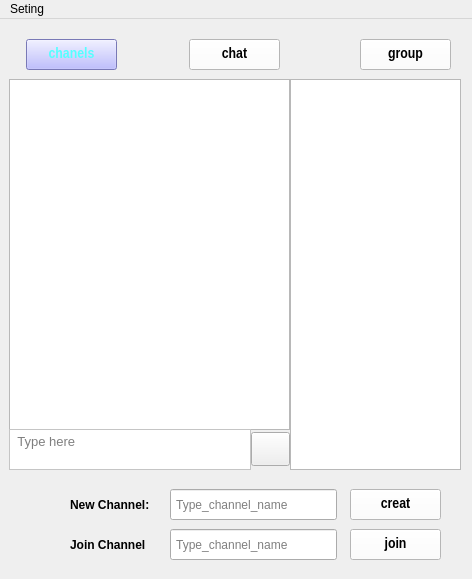
This is jamin-gram/channel.ui in raminLgh/jamin-gram as Qt 5 draws it before an edit. The edited form follows.
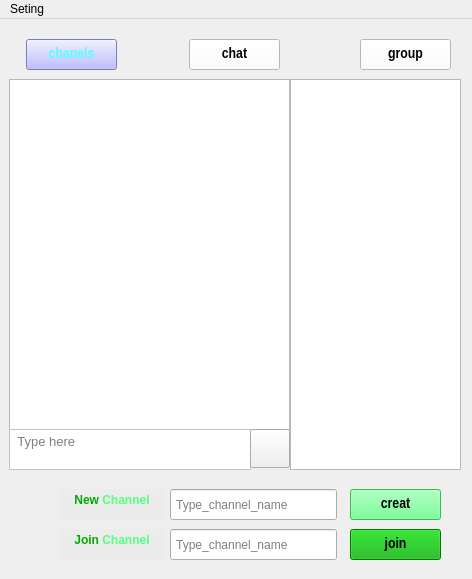
This is the edited form. Icons and pictures are not drawn.

Commit message: working on channel page and complete some action

The edit to the form file:
```diff
--- a/jamin-gram/channel.ui
+++ b/jamin-gram/channel.ui
@@ -13,6 +13,13 @@
   <property name="windowTitle">
    <string>MainWindow</string>
   </property>
+  <property name="windowIcon">
+   <iconset resource="aks.qrc">
+    <normaloff>:/photo/image/Screenshot_20230626_132056_Chrome.jpg</normaloff>:/photo/image/Screenshot_20230626_132056_Chrome.jpg</iconset>
+  </property>
+  <property name="styleSheet">
+   <string notr="true"/>
+  </property>
   <widget class="QWidget" name="centralwidget">
    <widget class="QPushButton" name="grouppb">
     <property name="geometry">
@@ -147,32 +154,12 @@
      </font>
     </property>
     <property name="styleSheet">
-     <string notr="true">background-color: rgb(255, 255, 255);</string>
+     <string notr="true">background-color: rgb(0, 170, 0);</string>
     </property>
     <property name="text">
      <string>join</string>
     </property>
    </widget>
-   <widget class="QLabel" name="label_3">
-    <property name="geometry">
-     <rect>
-      <x>70</x>
-      <y>470</y>
-      <width>81</width>
-      <height>31</height>
-     </rect>
-    </property>
-    <property name="font">
-     <font>
-      <pointsize>9</pointsize>
-      <weight>75</weight>
-      <bold>true</bold>
-     </font>
-    </property>
-    <property name="text">
-     <string>New Channel:</string>
-    </property>
-   </widget>
    <widget class="QPushButton" name="channelpb">
     <property name="geometry">
      <rect>
@@ -251,22 +238,6 @@
      <string> Type here</string>
     </property>
    </widget>
-   <widget class="QPushButton" name="sendpb">
-    <property name="geometry">
-     <rect>
-      <x>251</x>
-      <y>413</y>
-      <width>39</width>
-      <height>34</height>
-     </rect>
-    </property>
-    <property name="styleSheet">
-     <string notr="true">border-image: url(:/salam/aks/Screenshot_20230625_074115_Bale.jpg);</string>
-    </property>
-    <property name="text">
-     <string/>
-    </property>
-   </widget>
    <widget class="QPushButton" name="creatpb">
     <property name="geometry">
      <rect>
@@ -285,32 +256,12 @@
      </font>
     </property>
     <property name="styleSheet">
-     <string notr="true">background-color: rgb(255, 255, 255);</string>
+     <string notr="true">background-color: rgb(85, 255, 127);</string>
     </property>
     <property name="text">
      <string>creat</string>
     </property>
    </widget>
-   <widget class="QLabel" name="label_4">
-    <property name="geometry">
-     <rect>
-      <x>70</x>
-      <y>510</y>
-      <width>81</width>
-      <height>31</height>
-     </rect>
-    </property>
-    <property name="font">
-     <font>
-      <pointsize>9</pointsize>
-      <weight>75</weight>
-      <bold>true</bold>
-     </font>
-    </property>
-    <property name="text">
-     <string>Join Channel</string>
-    </property>
-   </widget>
    <widget class="QLineEdit" name="cr_chanel_lineEdit">
     <property name="geometry">
      <rect>
@@ -327,6 +278,100 @@
      <string> Type_channel_name</string>
     </property>
    </widget>
+   <widget class="QLabel" name="label">
+    <property name="geometry">
+     <rect>
+      <x>20</x>
+      <y>470</y>
+      <width>31</width>
+      <height>31</height>
+     </rect>
+    </property>
+    <property name="styleSheet">
+     <string notr="true">border-image: url(:/photo/image/Screenshot_20230626_132056_Chrome.jpg);</string>
+    </property>
+    <property name="text">
+     <string/>
+    </property>
+   </widget>
+   <widget class="QLabel" name="label_2">
+    <property name="geometry">
+     <rect>
+      <x>20</x>
+      <y>510</y>
+      <width>31</width>
+      <height>31</height>
+     </rect>
+    </property>
+    <property name="styleSheet">
+     <string notr="true">border-image: url(:/photo/image/Screenshot_20230626_132056_Chrome.jpg);</string>
+    </property>
+    <property name="text">
+     <string/>
+    </property>
+   </widget>
+   <widget class="QPushButton" name="pushButton">
+    <property name="geometry">
+     <rect>
+      <x>250</x>
+      <y>410</y>
+      <width>40</width>
+      <height>39</height>
+     </rect>
+    </property>
+    <property name="styleSheet">
+     <string notr="true">border-image: url(:/photo/image/Screenshot_20230625_074115_Bale.jpg);</string>
+    </property>
+    <property name="text">
+     <string/>
+    </property>
+   </widget>
+   <widget class="QTextEdit" name="textEdit">
+    <property name="geometry">
+     <rect>
+      <x>60</x>
+      <y>470</y>
+      <width>104</width>
+      <height>31</height>
+     </rect>
+    </property>
+    <property name="styleSheet">
+     <string notr="true">background-color: rgb(236, 236, 236);</string>
+    </property>
+    <property name="frameShape">
+     <enum>QFrame::NoFrame</enum>
+    </property>
+    <property name="html">
+     <string>&lt;!DOCTYPE HTML PUBLIC &quot;-//W3C//DTD HTML 4.0//EN&quot; &quot;http://www.w3.org/TR/REC-html40/strict.dtd&quot;&gt;
+&lt;html&gt;&lt;head&gt;&lt;meta name=&quot;qrichtext&quot; content=&quot;1&quot; /&gt;&lt;style type=&quot;text/css&quot;&gt;
+p, li { white-space: pre-wrap; }
+&lt;/style&gt;&lt;/head&gt;&lt;body style=&quot; font-family:'MS Shell Dlg 2'; font-size:8.25pt; font-weight:400; font-style:normal;&quot;&gt;
+&lt;p align=&quot;center&quot; style=&quot; margin-top:0px; margin-bottom:0px; margin-left:0px; margin-right:0px; -qt-block-indent:0; text-indent:0px;&quot;&gt;&lt;span style=&quot; font-family:'MS Shell Dlg 2'; font-size:9pt; font-weight:600; color:#00aa00;&quot;&gt;New&lt;/span&gt;&lt;span style=&quot; font-family:'MS Shell Dlg 2'; font-size:9pt; font-weight:600;&quot;&gt; &lt;/span&gt;&lt;span style=&quot; font-family:'MS Shell Dlg 2'; font-size:9pt; font-weight:600; color:#55ff7f;&quot;&gt;Channel&lt;/span&gt;&lt;/p&gt;&lt;/body&gt;&lt;/html&gt;</string>
+    </property>
+   </widget>
+   <widget class="QTextEdit" name="textEdit_2">
+    <property name="geometry">
+     <rect>
+      <x>60</x>
+      <y>510</y>
+      <width>104</width>
+      <height>31</height>
+     </rect>
+    </property>
+    <property name="styleSheet">
+     <string notr="true">background-color: rgb(236, 236, 236);</string>
+    </property>
+    <property name="frameShape">
+     <enum>QFrame::NoFrame</enum>
+    </property>
+    <property name="html">
+     <string>&lt;!DOCTYPE HTML PUBLIC &quot;-//W3C//DTD HTML 4.0//EN&quot; &quot;http://www.w3.org/TR/REC-html40/strict.dtd&quot;&gt;
+&lt;html&gt;&lt;head&gt;&lt;meta name=&quot;qrichtext&quot; content=&quot;1&quot; /&gt;&lt;style type=&quot;text/css&quot;&gt;
+p, li { white-space: pre-wrap; }
+&lt;/style&gt;&lt;/head&gt;&lt;body style=&quot; font-family:'MS Shell Dlg 2'; font-size:8.25pt; font-weight:400; font-style:normal;&quot;&gt;
+&lt;p align=&quot;center&quot; style=&quot; margin-top:0px; margin-bottom:0px; margin-left:0px; margin-right:0px; -qt-block-indent:0; text-indent:0px;&quot;&gt;&lt;span style=&quot; font-family:'MS Shell Dlg 2'; font-size:9pt; font-weight:600; color:#00aa00;&quot;&gt;Join&lt;/span&gt;&lt;span style=&quot; font-family:'MS Shell Dlg 2'; font-size:9pt; font-weight:600;&quot;&gt; &lt;/span&gt;&lt;span style=&quot; font-family:'MS Shell Dlg 2'; font-size:9pt; font-weight:600; color:#55ff7f;&quot;&gt;Channel&lt;/span&gt;&lt;/p&gt;&lt;/body&gt;&lt;/html&gt;</string>
+    </property>
+   </widget>
   </widget>
   <widget class="QMenuBar" name="menubar">
    <property name="geometry">
```
Left out of the diff: 41 changed lines with no effect on the pictures. The commit also changes 5 other files.
